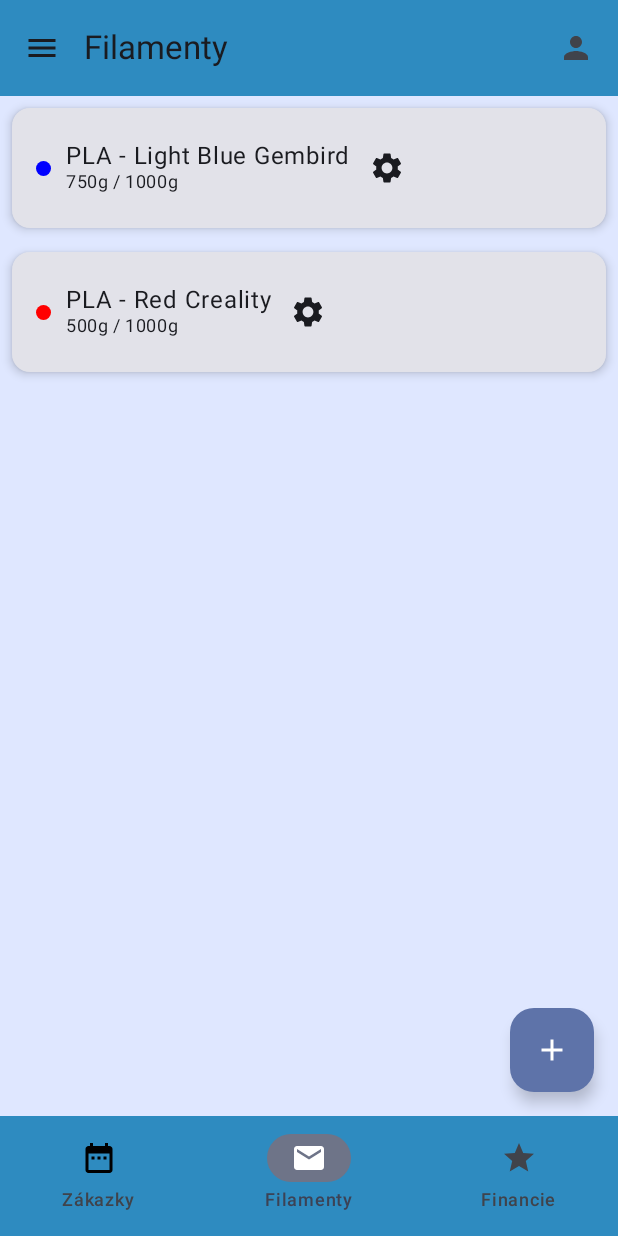
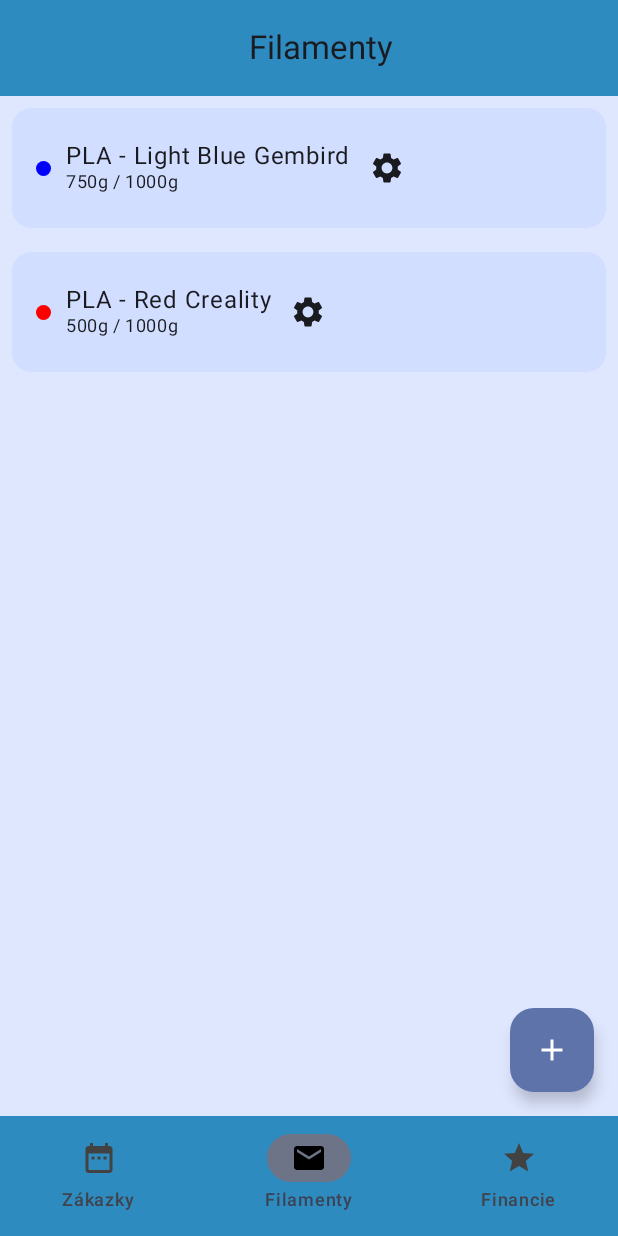
Before and after one commit to OliverMidl/3DPrint, an Android app built with Jetpack Compose: the FilamentyScreen screen opened through its navigation route, on a phone screen of 412 x 824 dp. Run offline under Robolectric (Android 15) with nearby library versions, the phone set to English and light mode, and no system bars.

Commit message:
Priprava na pridavanie filamentov

```diff
--- a/app/src/main/java/com/example/a3dprint/Screens/FilamentyScreen.kt
+++ b/app/src/main/java/com/example/a3dprint/Screens/FilamentyScreen.kt
@@ -61,7 +61,8 @@ object FilamentyScreenDest : NavigationDestination {
 fun FilamentyScreen(
     viewModel: FilamentViewModel = viewModel(),
     onNavigateToZakazky: () -> Unit,
-    onNavigateToFinancie: () -> Unit
+    onNavigateToFinancie: () -> Unit,
+    onNavigateToAddFilament: () -> Unit // <- PRIDANÉ
 ) {
     val filaments = viewModel.filaments.collectAsState().value
     var selectedTab by remember { mutableStateOf(1) }
@@ -77,20 +78,22 @@ fun FilamentyScreen(
                     icon = { Icon(
                         Icons.Default.DateRange,
                         contentDescription = ZakazkyScreenDest.route,
-                        tint = colorResource(id = R.color.black))
+                        tint = colorResource(id = R.color.dark_grey))
                     },
                     label = { Text(stringResource(ZakazkyScreenDest.titleRes)) },
                 )
                 NavigationBarItem(
                     selected = true,
                     onClick = {  }, // sme na Zákazkách
-                    icon = { Icon(Icons.Default.Email, contentDescription = FilamentyScreenDest.route) },
+                    icon = { Icon(Icons.Default.Email, contentDescription = FilamentyScreenDest.route,
+                        tint = colorResource(id = R.color.black)) },
                     label = { Text(stringResource(FilamentyScreenDest.titleRes)) },
                 )
                 NavigationBarItem(
                     selected = false,
                     onClick = { onNavigateToFinancie() },
-                    icon = { Icon(Icons.Default.Star, contentDescription = FinancieScreenDest.route) },
+                    icon = { Icon(Icons.Default.Star, contentDescription = FilamentyScreenDest.route,
+                        tint = colorResource(id = R.color.dark_grey)) },
                     label = { Text(stringResource(FinancieScreenDest.titleRes)) },
 
                     )
@@ -101,15 +104,14 @@ fun FilamentyScreen(
         },
         topBar = {
             TopAppBar(
-                title = { Text("Filamenty") },
-                navigationIcon = {
-                    IconButton(onClick = {}) {
-                        Icon(Icons.Default.Menu, contentDescription = "Menu")
-                    }
-                },
-                actions = {
-                    IconButton(onClick = {}) {
-                        Icon(Icons.Default.Person, contentDescription = "Profile")
+                title = {
+                    Box(
+                        modifier = Modifier
+                            .fillMaxWidth()
+                            .clip(RoundedCornerShape(16.dp)), // Zaoblené rohy
+                        contentAlignment = Alignment.Center
+                    ) {
+                        Text(stringResource(R.string.text_filamenty))
                     }
                 },
                 colors = TopAppBarDefaults.topAppBarColors(
@@ -118,7 +120,7 @@ fun FilamentyScreen(
             )
         },
         floatingActionButton = {
-            FloatingActionButton(onClick = { /* Pridaj nový filament */ }) {
+            FloatingActionButton(onClick = { onNavigateToAddFilament() }) {
                 Icon(Icons.Default.Add, contentDescription = "Add Filament")
             }
         },
@@ -137,8 +139,8 @@ fun FilamentyScreen(
                         .fillMaxWidth()
                         .padding(8.dp),
 
-                    shape = RoundedCornerShape(12.dp),
-                    elevation = CardDefaults.cardElevation(4.dp)
+                    shape = RoundedCornerShape(13.dp),
+                    colors = CardDefaults.cardColors(containerColor = colorResource(id = R.color.blue2)),
                 ) {
                     Row(
                         modifier = Modifier
@@ -164,7 +166,9 @@ fun FilamentyScreen(
                             }
                         }
                         IconButton(onClick = { /* nastavenia */ }) {
-                            Icon(Icons.Default.Settings, contentDescription = "Nastavenia")
+                            Icon(Icons.Default.Settings,
+                                contentDescription = "Nastavenia",
+                                )
                         }
                     }
                 }
--- a/app/src/main/java/com/example/a3dprint/Screens/ZakazkyScreen.kt
+++ b/app/src/main/java/com/example/a3dprint/Screens/ZakazkyScreen.kt
@@ -17,6 +17,7 @@ import androidx.compose.runtime.*
 import androidx.compose.ui.Alignment
 import androidx.compose.ui.unit.dp
 import androidx.compose.material.icons.Icons
+import androidx.compose.material.icons.filled.Add
 import androidx.compose.material.icons.filled.DateRange
 import androidx.compose.material.icons.filled.Edit
 import androidx.compose.material.icons.filled.Menu
@@ -67,13 +68,15 @@ fun ZakazkyScreen(
                 NavigationBarItem(
                     selected = false,
                     onClick = { onNavigateToFilamenty() },
-                    icon = { Icon(Icons.Default.Email, contentDescription = FilamentyScreenDest.route) },
+                    icon = { Icon(Icons.Default.Email, contentDescription = FilamentyScreenDest.route,
+                        tint = colorResource(id = R.color.dark_grey)) },
                     label = { Text(stringResource(FilamentyScreenDest.titleRes)) },
                 )
                 NavigationBarItem(
                     selected = false,
                     onClick = { onNavigateToFinancie() },
-                    icon = { Icon(Icons.Default.Star, contentDescription = FinancieScreenDest.route) },
+                    icon = { Icon(Icons.Default.Star, contentDescription = FilamentyScreenDest.route,
+                        tint = colorResource(id = R.color.dark_grey)) },
                     label = { Text(stringResource(FinancieScreenDest.titleRes)) },
 
                 )
@@ -84,15 +87,14 @@ fun ZakazkyScreen(
         },
         topBar = {
             TopAppBar(
-                title = { Text(stringResource(R.string.text_zakazky)) },
-                navigationIcon = {
-                    IconButton(onClick = {}) {
-                        Icon(Icons.Default.Menu, contentDescription = "Menu") //toto pojde prec
-                    }
-                },
-                actions = {
-                    IconButton(onClick = {}) {
-                        Icon(Icons.Default.Person, contentDescription = "Profile") //toto pojde prec
+                title = {
+                    Box(
+                        modifier = Modifier
+                            .fillMaxWidth()
+                            .clip(RoundedCornerShape(16.dp)), // Zaoblené rohy
+                        contentAlignment = Alignment.Center
+                    ) {
+                        Text(stringResource(R.string.text_zakazky))
                     }
                 },
                 colors = TopAppBarDefaults.topAppBarColors(
@@ -102,7 +104,7 @@ fun ZakazkyScreen(
         },
         floatingActionButton = {
             FloatingActionButton(onClick = {}) {
-                Icon(Icons.Default.Edit, contentDescription = stringResource(R.string.text_AddEdit))
+                Icon(Icons.Default.Add, contentDescription = stringResource(R.string.text_AddEdit))
             }
         },
         content = { padding ->
--- a/app/src/main/java/com/example/a3dprint/navMenu/MainNavigation.kt
+++ b/app/src/main/java/com/example/a3dprint/navMenu/MainNavigation.kt
@@ -11,6 +11,8 @@ import com.example.a3dprint.Screens.FinancieScreen
 import com.example.a3dprint.Screens.FinancieScreenDest
 import com.example.a3dprint.Screens.ZakazkyScreen
 import com.example.a3dprint.Screens.ZakazkyScreenDest
+import com.example.financie.ui.AddFilamentScreen
+import com.example.financie.ui.AddFilamentScreenDest
 
 
 @Composable
@@ -37,9 +39,12 @@ fun MainNavigation(
             FilamentyScreen(
                 onNavigateToZakazky = {
                 navController.navigate(route = ZakazkyScreenDest.route)
-            },
+                },
                 onNavigateToFinancie = {
                     navController.navigate(route = FinancieScreenDest.route)
+                },
+                onNavigateToAddFilament = {
+                    navController.navigate(route = AddFilamentScreenDest.route)
                 }
             )
         }
@@ -53,5 +58,10 @@ fun MainNavigation(
                 }
             )
         }
+        composable(route = AddFilamentScreenDest.route) {
+            AddFilamentScreen(
+                onNavigateBack = { navController.popBackStack() }
+            )
+        }
     }
 }
--- a/app/src/main/res/values/colors.xml
+++ b/app/src/main/res/values/colors.xml
@@ -8,7 +8,8 @@
     <color name="black">#FF000000</color>
     <color name="white">#FFFFFFFF</color>
     <color name="blue1">#B1D4E0FF</color>
-    <color name="blue2">#2E8BC0FF</color>
+    <color name="blue2">#1E6D99FF</color>
     <color name="blue3">#FF2E8BC0</color>
     <color name="blue4">#0C2D48FF</color>
+    <color name="dark_grey">#424242</color>
 </resources>
--- a/app/src/main/res/values/strings.xml
+++ b/app/src/main/res/values/strings.xml
@@ -4,4 +4,9 @@
     <string name="text_filamenty">Filamenty</string>
     <string name="text_financie">Financie</string>
     <string name="text_AddEdit">Add/Edit</string>
+
+    <string name="save_action">Uložiť</string>
+    <string name="item_name_req">Názov</string>
+    <string name="item_price_req">Jednotková cena</string>
+    <string name="quantity_req">Gramáž</string>
 </resources>
```
Also changed, not shown: app/src/main/java/com/example/a3dprint/Screens/AddFilamentScreen.kt (added, +122 -0 lines), app/src/main/java/com/example/a3dprint/viewModels/AddFilamentViewModel.kt (added, +44 -0 lines).
